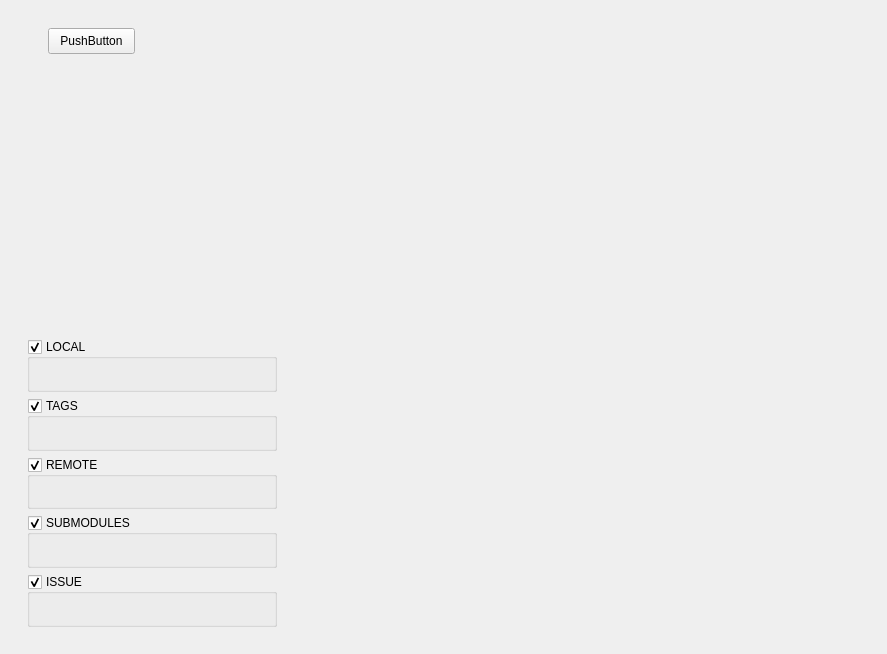
Qt form ui/untitled.ui (Sparrowium/Git-Client) before a commit.
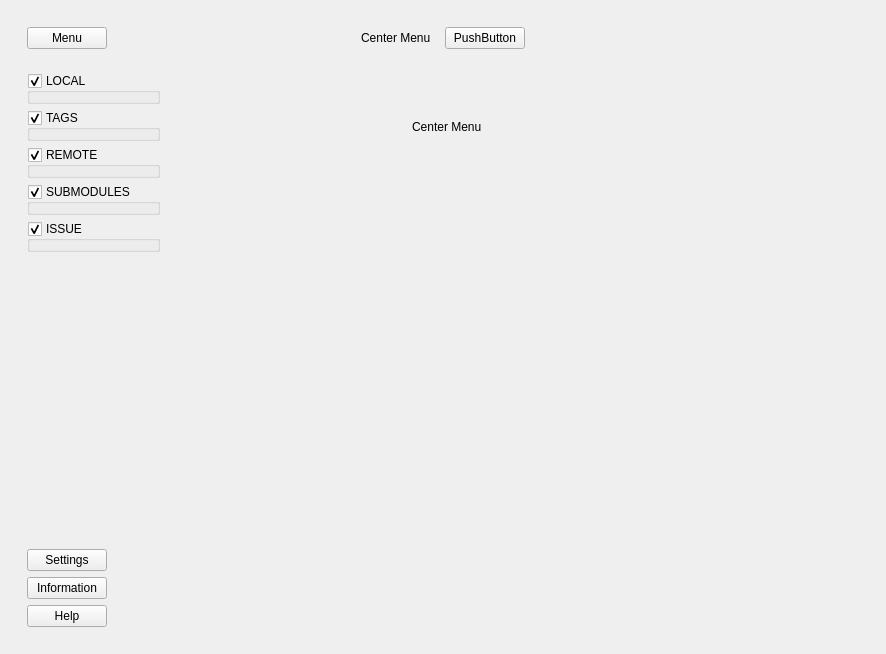
The same form after that commit.

Diff of the .ui file:
```diff
--- a/ui/untitled.ui
+++ b/ui/untitled.ui
@@ -6,7 +6,7 @@
    <rect>
     <x>0</x>
     <y>0</y>
-    <width>887</width>
+    <width>886</width>
     <height>654</height>
    </rect>
   </property>
@@ -19,29 +19,84 @@
      <widget class="QWidget" name="mainBody" native="true"/>
     </item>
     <item row="0" column="1">
-     <widget class="QWidget" name="centerMenu" native="true"/>
+     <widget class="QWidget" name="centerMenu" native="true">
+      <property name="maximumSize">
+       <size>
+        <width>200</width>
+        <height>16777215</height>
+       </size>
+      </property>
+      <layout class="QVBoxLayout" name="verticalLayout_5">
+       <item>
+        <widget class="QWidget" name="widget_3" native="true">
+         <layout class="QHBoxLayout" name="horizontalLayout">
+          <item>
+           <widget class="QLabel" name="label">
+            <property name="text">
+             <string>Center Menu</string>
+            </property>
+           </widget>
+          </item>
+          <item>
+           <widget class="QPushButton" name="pushButton_5">
+            <property name="text">
+             <string>PushButton</string>
+            </property>
+           </widget>
+          </item>
+         </layout>
+        </widget>
+       </item>
+       <item>
+        <widget class="QStackedWidget" name="stackedWidget">
+         <widget class="QWidget" name="page">
+          <widget class="QWidget" name="widget_5" native="true">
+           <property name="geometry">
+            <rect>
+             <x>40</x>
+             <y>140</y>
+             <width>120</width>
+             <height>80</height>
+            </rect>
+           </property>
+          </widget>
+          <widget class="QLabel" name="label_2">
+           <property name="geometry">
+            <rect>
+             <x>60</x>
+             <y>50</y>
+             <width>79</width>
+             <height>26</height>
+            </rect>
+           </property>
+           <property name="text">
+            <string>Center Menu</string>
+           </property>
+          </widget>
+         </widget>
+         <widget class="QWidget" name="page_2"/>
+        </widget>
+       </item>
+      </layout>
+     </widget>
     </item>
-    <item row="0" column="0">
+    <item row="0" column="0" alignment="Qt::AlignmentFlag::AlignLeft">
      <widget class="QWidget" name="leftMenu" native="true">
       <layout class="QVBoxLayout" name="verticalLayout">
-       <item>
+       <item alignment="Qt::AlignmentFlag::AlignLeft|Qt::AlignmentFlag::AlignTop">
         <widget class="QWidget" name="widget_4" native="true">
-         <widget class="QPushButton" name="pushButton">
-          <property name="geometry">
-           <rect>
-            <x>30</x>
-            <y>10</y>
-            <width>87</width>
-            <height>26</height>
-           </rect>
-          </property>
-          <property name="text">
-           <string>PushButton</string>
-          </property>
-         </widget>
+         <layout class="QVBoxLayout" name="verticalLayout_4">
+          <item>
+           <widget class="QPushButton" name="pushButton">
+            <property name="text">
+             <string>Menu</string>
+            </property>
+           </widget>
+          </item>
+         </layout>
         </widget>
        </item>
-       <item>
+       <item alignment="Qt::AlignmentFlag::AlignLeft|Qt::AlignmentFlag::AlignVCenter">
         <widget class="QWidget" name="widget" native="true">
          <layout class="QVBoxLayout" name="verticalLayout_2">
           <item>
@@ -112,6 +167,46 @@
          </layout>
         </widget>
        </item>
+       <item>
+        <spacer name="verticalSpacer">
+         <property name="orientation">
+          <enum>Qt::Orientation::Vertical</enum>
+         </property>
+         <property name="sizeHint" stdset="0">
+          <size>
+           <width>20</width>
+           <height>40</height>
+          </size>
+         </property>
+        </spacer>
+       </item>
+       <item alignment="Qt::AlignmentFlag::AlignLeft|Qt::AlignmentFlag::AlignBottom">
+        <widget class="QWidget" name="widget_2" native="true">
+         <layout class="QVBoxLayout" name="verticalLayout_3">
+          <item>
+           <widget class="QPushButton" name="pushButton_2">
+            <property name="text">
+             <string>Settings</string>
+            </property>
+           </widget>
+          </item>
+          <item>
+           <widget class="QPushButton" name="pushButton_3">
+            <property name="text">
+             <string>Information</string>
+            </property>
+           </widget>
+          </item>
+          <item>
+           <widget class="QPushButton" name="pushButton_4">
+            <property name="text">
+             <string>Help</string>
+            </property>
+           </widget>
+          </item>
+         </layout>
+        </widget>
+       </item>
       </layout>
      </widget>
     </item>
```
Left out of the diff: 6 changed lines with no effect on the pictures.
